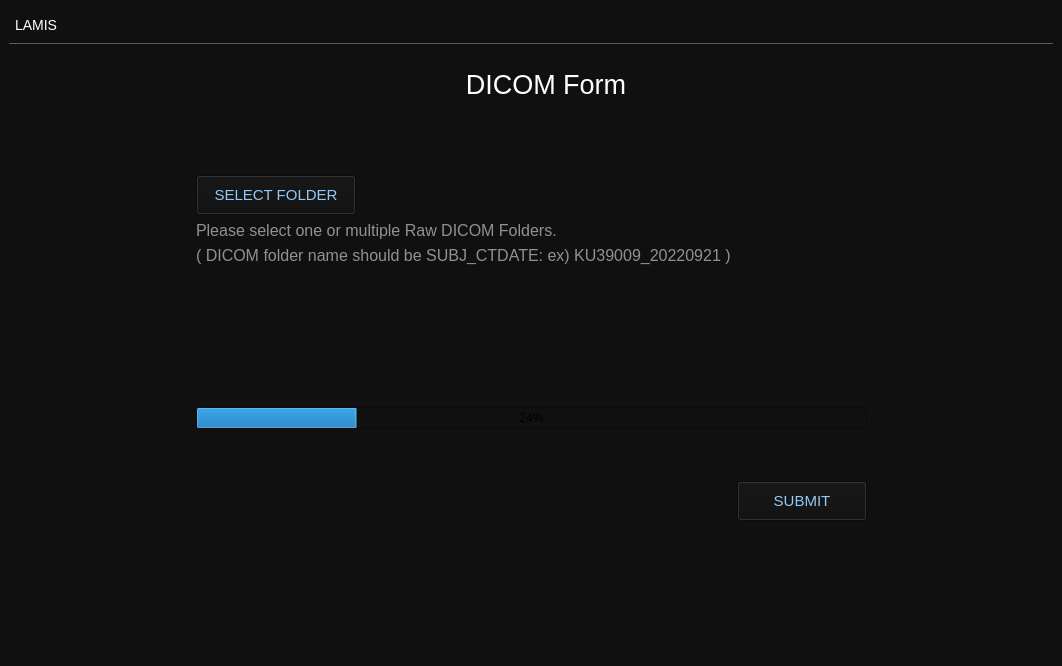
This is mainWindow.ui in hanagertrudekim/DICOM_Anonymizer as Qt 5 draws it before an edit. The edited form follows.
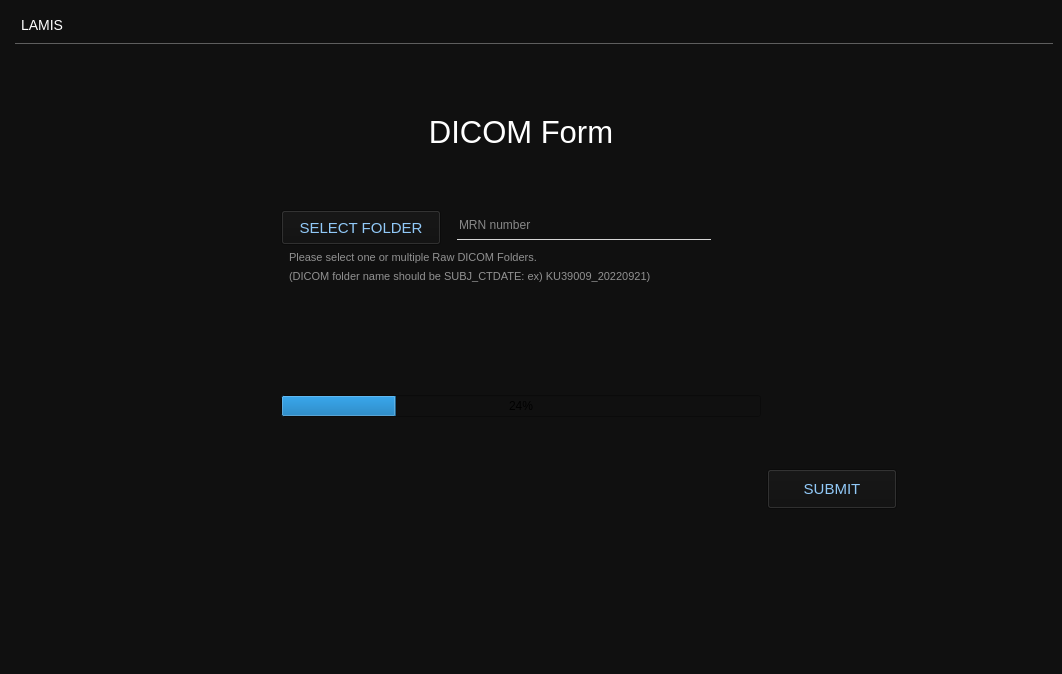
This is the edited form.

Commit message: feat: add mrn input

```diff
--- a/mainWindow.ui
+++ b/mainWindow.ui
@@ -7,7 +7,7 @@
     <x>0</x>
     <y>0</y>
     <width>1062</width>
-    <height>666</height>
+    <height>674</height>
    </rect>
   </property>
   <property name="windowTitle">
@@ -18,29 +18,13 @@
   </property>
   <widget class="QWidget" name="centralWidget">
    <layout class="QGridLayout" name="gridLayout_3">
-    <item row="0" column="0">
+    <item row="0" column="1">
      <layout class="QGridLayout" name="gridLayout_2">
-      <item row="13" column="1" colspan="3">
-       <widget class="QProgressBar" name="progressBar">
-        <property name="sizePolicy">
-         <sizepolicy hsizetype="Expanding" vsizetype="Fixed">
-          <horstretch>0</horstretch>
-          <verstretch>0</verstretch>
-         </sizepolicy>
+      <item row="21" column="4">
+       <widget class="QPushButton" name="submitButton">
+        <property name="enabled">
+         <bool>true</bool>
         </property>
-        <property name="minimumSize">
-         <size>
-          <width>0</width>
-          <height>0</height>
-         </size>
-        </property>
-        <property name="value">
-         <number>24</number>
-        </property>
-       </widget>
-      </item>
-      <item row="6" column="1">
-       <widget class="QPushButton" name="selectButton">
         <property name="sizePolicy">
          <sizepolicy hsizetype="Fixed" vsizetype="Fixed">
           <horstretch>0</horstretch>
@@ -49,24 +33,51 @@
         </property>
         <property name="minimumSize">
          <size>
-          <width>160</width>
+          <width>130</width>
           <height>40</height>
          </size>
         </property>
+        <property name="font">
+         <font>
+          <family>.AppleSystemUIFont</family>
+          <pointsize>-1</pointsize>
+         </font>
+        </property>
         <property name="cursor">
          <cursorShape>PointingHandCursor</cursorShape>
         </property>
         <property name="styleSheet">
          <string notr="true">background-color: #101010;
 font-size: 15px;
-color: #91C9F8;</string>
+color: #91C9F8;
+
+</string>
         </property>
         <property name="text">
-         <string>SELECT FOLDER</string>
+         <string>SUBMIT</string>
         </property>
        </widget>
       </item>
-      <item row="11" column="1" colspan="3">
+      <item row="21" column="5">
+       <widget class="QLabel" name="label">
+        <property name="sizePolicy">
+         <sizepolicy hsizetype="Preferred" vsizetype="Preferred">
+          <horstretch>0</horstretch>
+          <verstretch>0</verstretch>
+         </sizepolicy>
+        </property>
+        <property name="minimumSize">
+         <size>
+          <width>150</width>
+          <height>0</height>
+         </size>
+        </property>
+        <property name="text">
+         <string/>
+        </property>
+       </widget>
+      </item>
+      <item row="14" column="2" colspan="2">
        <widget class="QLabel" name="folderPath">
         <property name="sizePolicy">
          <sizepolicy hsizetype="Preferred" vsizetype="Preferred">
@@ -77,7 +88,7 @@
         <property name="minimumSize">
          <size>
           <width>0</width>
-          <height>130</height>
+          <height>100</height>
          </size>
         </property>
         <property name="baseSize">
@@ -88,14 +99,18 @@
         </property>
         <property name="font">
          <font>
-          <pointsize>13</pointsize>
+          <pointsize>-1</pointsize>
          </font>
         </property>
         <property name="mouseTracking">
          <bool>false</bool>
         </property>
         <property name="styleSheet">
-         <string notr="true">color: rgb(235, 235, 235);</string>
+         <string notr="true">color: rgb(235, 235, 235);
+font-size: 10px;
+line-height: 1.6;
+padding: 3px;
+padding-top: 15px;</string>
         </property>
         <property name="text">
          <string/>
@@ -105,49 +120,7 @@
         </property>
        </widget>
       </item>
-      <item row="8" column="1" colspan="2">
-       <widget class="QLabel" name="label_2">
-        <property name="sizePolicy">
-         <sizepolicy hsizetype="Preferred" vsizetype="Fixed">
-          <horstretch>0</horstretch>
-          <verstretch>0</verstretch>
-         </sizepolicy>
-        </property>
-        <property name="font">
-         <font>
-          <pointsize>12</pointsize>
-         </font>
-        </property>
-        <property name="styleSheet">
-         <string notr="true">color: rgb(145, 145, 145);</string>
-        </property>
-        <property name="text">
-         <string>Please select one or multiple Raw DICOM Folders.</string>
-        </property>
-       </widget>
-      </item>
-      <item row="10" column="1" colspan="2">
-       <widget class="QLabel" name="label_3">
-        <property name="sizePolicy">
-         <sizepolicy hsizetype="Preferred" vsizetype="Fixed">
-          <horstretch>0</horstretch>
-          <verstretch>0</verstretch>
-         </sizepolicy>
-        </property>
-        <property name="font">
-         <font>
-          <pointsize>12</pointsize>
-         </font>
-        </property>
-        <property name="styleSheet">
-         <string notr="true">color: rgb(145, 145, 145);</string>
-        </property>
-        <property name="text">
-         <string>( DICOM folder name should be SUBJ_CTDATE: ex) KU39009_20220921 )</string>
-        </property>
-       </widget>
-      </item>
-      <item row="17" column="0" colspan="5">
+      <item row="22" column="0" colspan="6">
        <widget class="QLabel" name="label_5">
         <property name="sizePolicy">
          <sizepolicy hsizetype="Preferred" vsizetype="Preferred">
@@ -158,7 +131,7 @@
         <property name="minimumSize">
          <size>
           <width>0</width>
-          <height>130</height>
+          <height>150</height>
          </size>
         </property>
         <property name="text">
@@ -166,7 +139,76 @@
         </property>
        </widget>
       </item>
-      <item row="0" column="0" colspan="5" alignment="Qt::AlignTop">
+      <item row="8" column="2">
+       <widget class="QPushButton" name="selectButton">
+        <property name="sizePolicy">
+         <sizepolicy hsizetype="Fixed" vsizetype="Fixed">
+          <horstretch>0</horstretch>
+          <verstretch>0</verstretch>
+         </sizepolicy>
+        </property>
+        <property name="minimumSize">
+         <size>
+          <width>160</width>
+          <height>35</height>
+         </size>
+        </property>
+        <property name="cursor">
+         <cursorShape>PointingHandCursor</cursorShape>
+        </property>
+        <property name="styleSheet">
+         <string notr="true">background-color: #101010;
+font-size: 15px;
+color: #91C9F8;</string>
+        </property>
+        <property name="text">
+         <string>SELECT FOLDER</string>
+        </property>
+       </widget>
+      </item>
+      <item row="5" column="1">
+       <widget class="QLabel" name="label_4">
+        <property name="sizePolicy">
+         <sizepolicy hsizetype="Preferred" vsizetype="Preferred">
+          <horstretch>0</horstretch>
+          <verstretch>0</verstretch>
+         </sizepolicy>
+        </property>
+        <property name="minimumSize">
+         <size>
+          <width>260</width>
+          <height>0</height>
+         </size>
+        </property>
+        <property name="text">
+         <string/>
+        </property>
+       </widget>
+      </item>
+      <item row="12" column="2" colspan="2">
+       <widget class="QLabel" name="label_3">
+        <property name="sizePolicy">
+         <sizepolicy hsizetype="Preferred" vsizetype="Fixed">
+          <horstretch>0</horstretch>
+          <verstretch>0</verstretch>
+         </sizepolicy>
+        </property>
+        <property name="font">
+         <font>
+          <pointsize>-1</pointsize>
+         </font>
+        </property>
+        <property name="styleSheet">
+         <string notr="true">color: rgb(145, 145, 145);
+font-size: 11px;
+padding-left: 5px;</string>
+        </property>
+        <property name="text">
+         <string>(DICOM folder name should be SUBJ_CTDATE: ex) KU39009_20220921)</string>
+        </property>
+       </widget>
+      </item>
+      <item row="4" column="1" colspan="5">
        <widget class="QLabel" name="header">
         <property name="sizePolicy">
          <sizepolicy hsizetype="Preferred" vsizetype="Fixed">
@@ -176,7 +218,7 @@
         </property>
         <property name="minimumSize">
          <size>
-          <width>0</width>
+          <width>200</width>
           <height>35</height>
          </size>
         </property>
@@ -208,7 +250,32 @@
         </property>
        </widget>
       </item>
-      <item row="4" column="2" alignment="Qt::AlignHCenter">
+      <item row="8" column="3">
+       <widget class="QLineEdit" name="lineEdit">
+        <property name="minimumSize">
+         <size>
+          <width>0</width>
+          <height>35</height>
+         </size>
+        </property>
+        <property name="styleSheet">
+         <string notr="true">border: none;
+border-bottom: 0.5px solid rgb(214, 214, 214);
+color: white;
+margin: 0 50px 5px 10px;</string>
+        </property>
+        <property name="inputMask">
+         <string/>
+        </property>
+        <property name="alignment">
+         <set>Qt::AlignLeading|Qt::AlignLeft|Qt::AlignVCenter</set>
+        </property>
+        <property name="placeholderText">
+         <string>MRN number</string>
+        </property>
+       </widget>
+      </item>
+      <item row="6" column="2" colspan="2">
        <widget class="QLabel" name="Title">
         <property name="sizePolicy">
          <sizepolicy hsizetype="Preferred" vsizetype="Preferred">
@@ -218,8 +285,8 @@
         </property>
         <property name="minimumSize">
          <size>
-          <width>220</width>
-          <height>100</height>
+          <width>200</width>
+          <height>90</height>
          </size>
         </property>
         <property name="maximumSize">
@@ -238,17 +305,36 @@
         </property>
         <property name="styleSheet">
          <string notr="true">color: white;
-font-size: 27px;</string>
+font-size: 23px;</string>
         </property>
         <property name="text">
-         <string>&lt;html&gt;&lt;head/&gt;&lt;body&gt;&lt;p&gt;DICOM Form&lt;/p&gt;&lt;/body&gt;&lt;/html&gt;</string>
+         <string>&lt;html&gt;&lt;head/&gt;&lt;body&gt;&lt;p&gt;&lt;span style=&quot; font-size:23pt;&quot;&gt;DICOM Form&lt;/span&gt;&lt;/p&gt;&lt;/body&gt;&lt;/html&gt;</string>
         </property>
         <property name="alignment">
          <set>Qt::AlignHCenter|Qt::AlignTop</set>
         </property>
        </widget>
       </item>
-      <item row="15" column="1" colspan="3">
+      <item row="15" column="2" colspan="2">
+       <widget class="QProgressBar" name="progressBar">
+        <property name="sizePolicy">
+         <sizepolicy hsizetype="Expanding" vsizetype="Fixed">
+          <horstretch>0</horstretch>
+          <verstretch>0</verstretch>
+         </sizepolicy>
+        </property>
+        <property name="minimumSize">
+         <size>
+          <width>0</width>
+          <height>0</height>
+         </size>
+        </property>
+        <property name="value">
+         <number>24</number>
+        </property>
+       </widget>
+      </item>
+      <item row="20" column="2" colspan="2">
        <widget class="QLabel" name="statusLabel">
         <property name="sizePolicy">
          <sizepolicy hsizetype="Preferred" vsizetype="Preferred">
@@ -282,26 +368,16 @@
         </property>
        </widget>
       </item>
-      <item row="16" column="3">
-       <widget class="QPushButton" name="submitButton">
-        <property name="enabled">
-         <bool>true</bool>
-        </property>
+      <item row="10" column="2" colspan="2">
+       <widget class="QLabel" name="label_2">
         <property name="sizePolicy">
-         <sizepolicy hsizetype="Fixed" vsizetype="Fixed">
+         <sizepolicy hsizetype="Preferred" vsizetype="Fixed">
           <horstretch>0</horstretch>
           <verstretch>0</verstretch>
          </sizepolicy>
         </property>
-        <property name="minimumSize">
-         <size>
-          <width>130</width>
-          <height>40</height>
-         </size>
-        </property>
         <property name="font">
          <font>
-          <family>.AppleSystemUIFont</family>
           <pointsize>-1</pointsize>
          </font>
         </property>
@@ -309,14 +385,12 @@
          <cursorShape>PointingHandCursor</cursorShape>
         </property>
         <property name="styleSheet">
-         <string notr="true">background-color: #101010;
-font-size: 15px;
-color: #91C9F8;
-
-</string>
+         <string notr="true">color: rgb(145, 145, 145);
+font-size: 11px;
+padding-left: 5px;</string>
         </property>
         <property name="text">
-         <string>SUBMIT</string>
+         <string>Please select one or multiple Raw DICOM Folders.</string>
         </property>
        </widget>
       </item>
```
Left out of the diff: 5 changed lines with no effect on the pictures. The commit also changes 4 other files.
